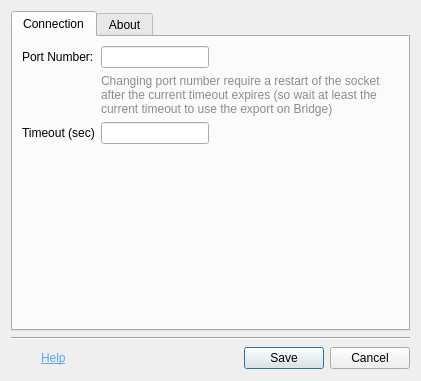
Above: megascan_link_python/ui/uiDesign/settings_dialog.ui from Raider-Arts/painter-megascan-link before the change. Below: the same form after it.
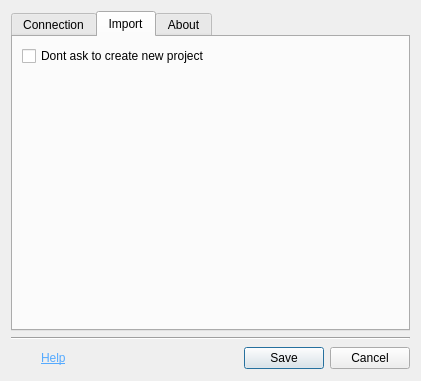
That is the form after the change. The open tabs and pages were chosen to show the change.

Commit message: [PYTHON] Updated dialog to accommodate new config option

Diff of the .ui file:
```diff
--- a/megascan_link_python/ui/uiDesign/settings_dialog.ui
+++ b/megascan_link_python/ui/uiDesign/settings_dialog.ui
@@ -81,6 +81,27 @@
          </item>
         </layout>
        </widget>
+       <widget class="QWidget" name="tab">
+        <attribute name="title">
+         <string>Import</string>
+        </attribute>
+        <layout class="QVBoxLayout" name="verticalLayout_2">
+         <item>
+          <layout class="QFormLayout" name="formLayout_2">
+           <item row="0" column="0">
+            <widget class="QCheckBox" name="askforproj">
+             <property name="toolTip">
+              <string>Dont show dialog asking if you want to create a new project when importing Megascan Assets that contain 3D meshes, the meshes are discarded and but the bitmaps are imported in the current opened project</string>
+             </property>
+             <property name="text">
+              <string>Dont ask to create new project</string>
+             </property>
+            </widget>
+           </item>
+          </layout>
+         </item>
+        </layout>
+       </widget>
        <widget class="QWidget" name="About">
         <attribute name="title">
          <string>About</string>
```
Left out of the diff: 2 changed lines with no effect on the pictures. The commit also changes 2 other files.
